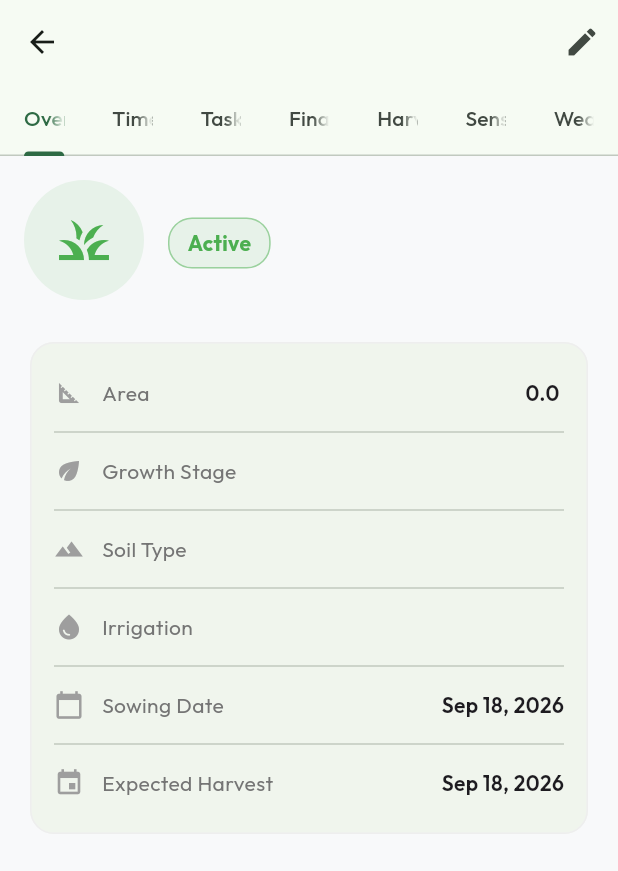
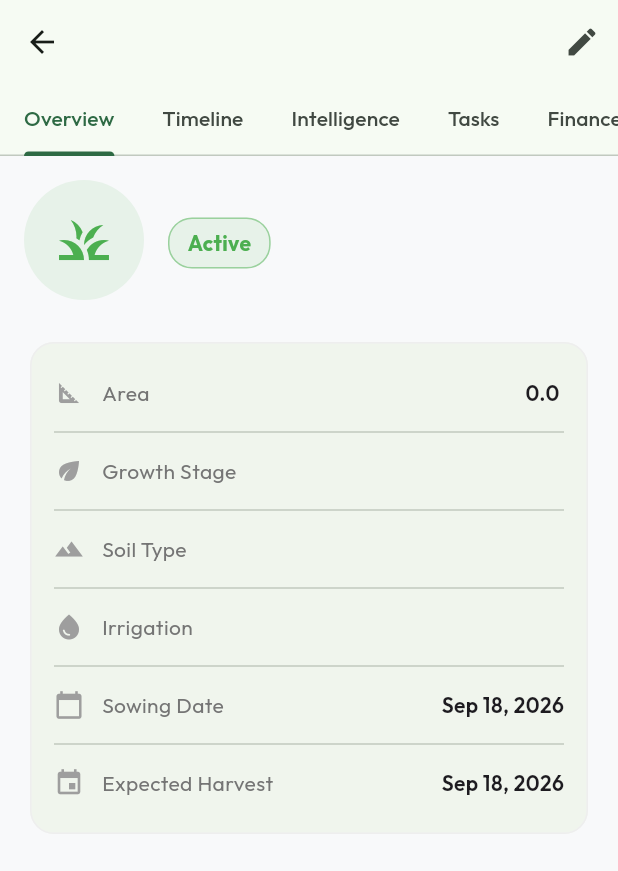
Before and after one commit to ambatitharunsai-tech/Ireagation_system, a Flutter app: the CropDetailScreen screen opened directly with empty values, on a phone screen of 412 x 824 dp. Shown: the top 871 px of the screen. Run offline on Flutter 3.47's test engine with Material 3 defaults, Android fonts, the phone set to English and light mode, and no system bars; our stand-ins replace flutter_dotenv, geocoding, geolocator, google_fonts, google_generative_ai, image_picker and 2 more; missing offline and left inert: mqtt_client; accounts and stored records are empty.

Commit message:
feat: advanced agricultural intelligence (GDD, ETc, Disease Risk, AI Vision)

```diff
--- a/lib/models/crop_profile.dart
+++ b/lib/models/crop_profile.dart
@@ -1,9 +1,30 @@
 class CropProfile {
   final String name;
+
+  // Basic Optimal ranges
   final int optimalTempMin;
   final int optimalTempMax;
   final double optimalMoistureMin;
   final double optimalMoistureMax;
+
+  // Growing Degree Days (GDD)
+  final double baseTemperature;
+  final double maxTemperatureGDD;
+  final int gddToMaturity; // Total heat units required for harvest
+
+  // Evapotranspiration (Crop Coefficient Kc)
+  final double kcInitial; // Seedling
+  final double kcMid; // Vegetative/Flowering
+  final double kcEnd; // Maturity
+
+  // Disease Risk
+  final bool susceptibleToHighHumidity;
+  final bool susceptibleToFrost;
+
+  // N-P-K Depletion (grams of nutrient depleted per 1 kg of yield)
+  final double nDepletionPerKg;
+  final double pDepletionPerKg;
+  final double kDepletionPerKg;
 
   const CropProfile({
     required this.name,
@@ -11,11 +32,68 @@ class CropProfile {
     required this.optimalTempMax,
     required this.optimalMoistureMin,
     required this.optimalMoistureMax,
+    required this.baseTemperature,
+    required this.maxTemperatureGDD,
+    required this.gddToMaturity,
+    required this.kcInitial,
+    required this.kcMid,
+    required this.kcEnd,
+    required this.susceptibleToHighHumidity,
+    required this.susceptibleToFrost,
+    required this.nDepletionPerKg,
+    required this.pDepletionPerKg,
+    required this.kDepletionPerKg,
   });
+
+  // Helper for ETc
+  double getKcForStage(String? growthStage) {
+    if (growthStage == null) return kcInitial;
+    switch (growthStage.toLowerCase()) {
+      case 'seedling':
+      case 'germination':
+        return kcInitial;
+      case 'vegetative':
+      case 'flowering':
+      case 'fruiting':
+        return kcMid;
+      case 'maturity':
+      case 'harvest ready':
+        return kcEnd;
+      default:
+        return kcMid; // Safe fallback
+    }
+  }
 }
 
 const defaultCropProfiles = {
-  'Wheat': CropProfile(name: 'Wheat', optimalTempMin: 15, optimalTempMax: 25, optimalMoistureMin: 40, optimalMoistureMax: 70),
-  'Rice': CropProfile(name: 'Rice', optimalTempMin: 20, optimalTempMax: 35, optimalMoistureMin: 60, optimalMoistureMax: 90),
-  'Tomato': CropProfile(name: 'Tomato', optimalTempMin: 18, optimalTempMax: 28, optimalMoistureMin: 50, optimalMoistureMax: 75),
+  'Wheat': CropProfile(
+    name: 'Wheat',
+    optimalTempMin: 15, optimalTempMax: 25,
+    optimalMoistureMin: 40, optimalMoistureMax: 70,
+    baseTemperature: 4.0, maxTemperatureGDD: 30.0, gddToMaturity: 1600,
+    kcInitial: 0.3, kcMid: 1.15, kcEnd: 0.25,
+    susceptibleToHighHumidity: true, // Rust
+    susceptibleToFrost: false,
+    nDepletionPerKg: 20.0, pDepletionPerKg: 8.0, kDepletionPerKg: 15.0,
+  ),
+  'Rice': CropProfile(
+    name: 'Rice',
+    optimalTempMin: 20, optimalTempMax: 35,
+    optimalMoistureMin: 60, optimalMoistureMax: 90,
+    baseTemperature: 10.0, maxTemperatureGDD: 35.0, gddToMaturity: 2200,
+    kcInitial: 1.05, kcMid: 1.20, kcEnd: 0.90,
+    susceptibleToHighHumidity: true, // Blast
+    susceptibleToFrost: true,
+    nDepletionPerKg: 15.0, pDepletionPerKg: 6.0, kDepletionPerKg: 18.0,
+  ),
+  'Tomato': CropProfile(
+    name: 'Tomato',
+    optimalTempMin: 18, optimalTempMax: 28,
+    optimalMoistureMin: 50, optimalMoistureMax: 75,
+    baseTemperature: 10.0, maxTemperatureGDD: 32.0, gddToMaturity: 1300,
+    kcInitial: 0.6, kcMid: 1.15, kcEnd: 0.80,
+    susceptibleToHighHumidity: true, // Blight
+    susceptibleToFrost: true,
+    nDepletionPerKg: 2.5, pDepletionPerKg: 0.5, kDepletionPerKg: 3.5, // per kg of fresh fruit
+  ),
 };
--- a/lib/screens/crops/crop_detail_screen.dart
+++ b/lib/screens/crops/crop_detail_screen.dart
@@ -6,6 +6,11 @@ import '../../providers/farm_provider.dart';
 import '../../providers/finance_provider.dart';
 import '../../providers/iot_provider.dart';
 import '../../providers/weather_provider.dart';
+import '../../models/crop_profile.dart';
+import '../../services/weather_service.dart';
+import '../../services/agronomic_engine.dart';
+import '../../services/ai_vision_service.dart';
+import 'package:image_picker/image_picker.dart';
 import '../../providers/language_provider.dart';
 import '../../database/daos/crop_dao.dart';
 import '../../widgets/add_crop_dialog.dart';
@@ -68,7 +73,7 @@ class _CropDetailScreenState extends State<CropDetailScreen> {
     if (crop.status == 'Harvested') statusColor = Colors.orange;
 
     return DefaultTabController(
-      length: 7,
+      length: 8,
       child: Scaffold(
         appBar: AppBar(
           title: Text(crop.name),
@@ -81,10 +86,11 @@ class _CropDetailScreenState extends State<CropDetailScreen> {
               },
             ),
           ],
-          bottom: TabBar(
+          bottom: TabBar(isScrollable: true, tabAlignment: TabAlignment.start,
             tabs: [
               Tab(text: lang.t('Overview')),
               Tab(text: lang.t('Timeline')),
+              Tab(text: lang.t('Intelligence')),
               Tab(text: lang.t('Tasks')),
               Tab(text: lang.t('Finance')),
               Tab(text: lang.t('Harvests')),
@@ -97,6 +103,7 @@ class _CropDetailScreenState extends State<CropDetailScreen> {
           children: [
             _buildOverviewTab(lang, crop, statusColor),
             _buildTimelineTab(lang, crop),
+            _buildIntelligenceTab(lang, crop),
             _buildTasksTab(lang, crop),
             _buildFinanceTab(lang, crop),
             _buildHarvestsTab(lang, crop),
@@ -652,4 +659,104 @@ class _CropDetailScreenState extends State<CropDetailScreen> {
     );
   }
 
+
+  String _aiDiagnosis = '';
+  bool _isAnalyzing = false;
+
+  Widget _buildIntelligenceTab(LanguageProvider lang, Crop crop) {
+    final weather = Provider.of<WeatherProvider>(context);
+    final forecast = weather.forecast;
+    final current = weather.currentWeather;
+
+    CropProfile? profile;
+    if (defaultCropProfiles.containsKey(crop.name)) {
+      profile = defaultCropProfiles[crop.name];
+    }
+
+    if (profile == null) {
+      return Center(child: Text(lang.t('Intelligence not available for this crop type.')));
+    }
+
+    List<String> diseaseRisks = [];
+    if (forecast.isNotEmpty) {
+      diseaseRisks = AgronomicEngine.assessDiseaseRisk(profile, forecast);
+    }
+
+    double? etc;
+    if (current != null) {
+      etc = AgronomicEngine.calculateETc(profile, crop.growthStage, current, forecast.isNotEmpty ? forecast.first : DailyForecast(date: DateTime.now(), tempMax: 30, tempMin: 15));
+    }
+
+    return ListView(
+      padding: const EdgeInsets.all(16),
+      children: [
+        if (etc != null)
+          Card(
+            color: Colors.blue.shade50,
+            child: ListTile(
+              leading: const Icon(Icons.water_drop, color: Colors.blue),
+              title: Text(lang.t('Evapotranspiration (ETc)')),
+              subtitle: Text(lang.t('Estimated water loss today: ${etc.toStringAsFixed(2)} mm')),
+            ),
+          ),
+        const SizedBox(height: 16),
+        Text(lang.t('Disease & Frost Risks'), style: const TextStyle(fontWeight: FontWeight.bold, fontSize: 16)),
+        const SizedBox(height: 8),
+        if (diseaseRisks.isEmpty)
+          ListTile(
+            leading: const Icon(Icons.check_circle, color: Colors.green),
+            title: Text(lang.t('No imminent weather-related risks detected.')),
+          )
+        else
+          ...diseaseRisks.map((risk) => Card(
+            color: Colors.orange.shade50,
+            child: ListTile(
+              leading: const Icon(Icons.warning, color: Colors.orange),
+              title: Text(risk),
+            ),
+          )),
+        const Divider(height: 32),
+        Text(lang.t('AI Visual Diagnosis'), style: const TextStyle(fontWeight: FontWeight.bold, fontSize: 16)),
+        const SizedBox(height: 8),
+        if (_isAnalyzing)
+          const Padding(
+            padding: EdgeInsets.all(16.0),
+            child: Center(child: CircularProgressIndicator()),
+          )
+        else ...[
+          ElevatedButton.icon(
+            icon: const Icon(Icons.camera_alt),
+            label: Text(lang.t('Analyze Leaf Photo')),
+            onPressed: () async {
+              final picker = ImagePicker();
+              final xFile = await picker.pickImage(source: ImageSource.camera);
+              if (xFile != null) {
+                setState(() { _isAnalyzing = true; _aiDiagnosis = ''; });
+                final ai = AiVisionService();
+                final result = await ai.analyzeCropImage(xFile);
+                if (mounted) {
+                  setState(() {
+                    _isAnalyzing = false;
+                    _aiDiagnosis = result;
+                  });
+                }
+              }
+            },
+          ),
+          if (_aiDiagnosis.isNotEmpty)
+            Container(
+              margin: const EdgeInsets.only(top: 16),
+              padding: const EdgeInsets.all(16),
+              decoration: BoxDecoration(
+                color: Colors.grey.shade100,
+                borderRadius: BorderRadius.circular(8),
+                border: Border.all(color: Colors.grey.shade300),
+              ),
+              child: Text(_aiDiagnosis),
+            ),
+        ],
+      ],
+    );
+  }
+
 }
--- a/pubspec.yaml
+++ b/pubspec.yaml
@@ -22,6 +22,8 @@ dependencies:
   mqtt_client: ^10.11.11
   flutter_dotenv: ^6.0.1
   geocoding: ^5.0.0
+  image_picker: ^1.2.3
+  google_generative_ai: ^0.4.7
 
 dev_dependencies:
   flutter_test:
```
Also changed, not shown: lib/services/agronomic_engine.dart (added, +82 -0 lines), lib/services/ai_vision_service.dart (added, +44 -0 lines), pubspec.lock.
